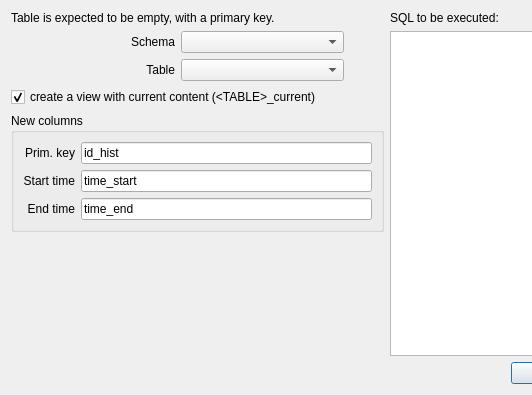
The window that python/plugins/db_manager/db_plugins/postgis/plugins/versioning/DlgVersioning.ui (qgis/QGIS) describes before a commit, drawn with Qt 5; both pictures show x 0 to 532 and y 0 to 395 of the 774 by 395 pixel window.
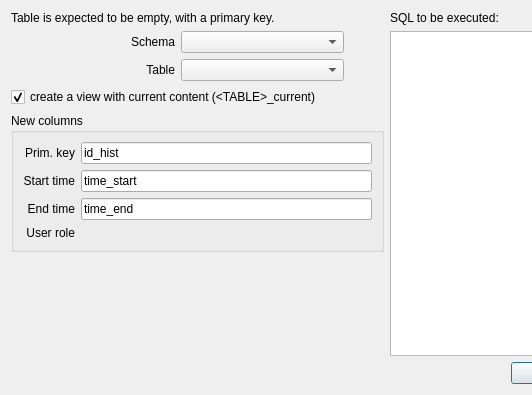
The same window after the commit.

Commit message:
[FEATURE] Add role logging for PostGIS versioning.
Add new column in PostGIS versioning plugin SQL.
Add SQL logic for functions and triggers.
Add new QLineEdit for column name.

```diff
--- a/python/plugins/db_manager/db_plugins/postgis/plugins/versioning/DlgVersioning.ui
+++ b/python/plugins/db_manager/db_plugins/postgis/plugins/versioning/DlgVersioning.ui
@@ -136,6 +136,23 @@
           </property>
          </widget>
         </item>
+        <item row="3" column="0">
+         <widget class="QLabel" name="label_9">
+          <property name="text">
+           <string>User role</string>
+          </property>
+          <property name="alignment">
+           <set>Qt::AlignRight|Qt::AlignTrailing|Qt::AlignVCenter</set>
+          </property>
+         </widget>
+        </item>
+        <item row="2" column="1">
+         <widget class="QLineEdit" name="editUser">
+          <property name="text">
+           <string>time_end</string>
+          </property>
+         </widget>
+        </item>         
        </layout>
       </widget>
      </item>
```
Left out of the diff: 1 changed line with no effect on the pictures. The commit also changes 1 other file.
